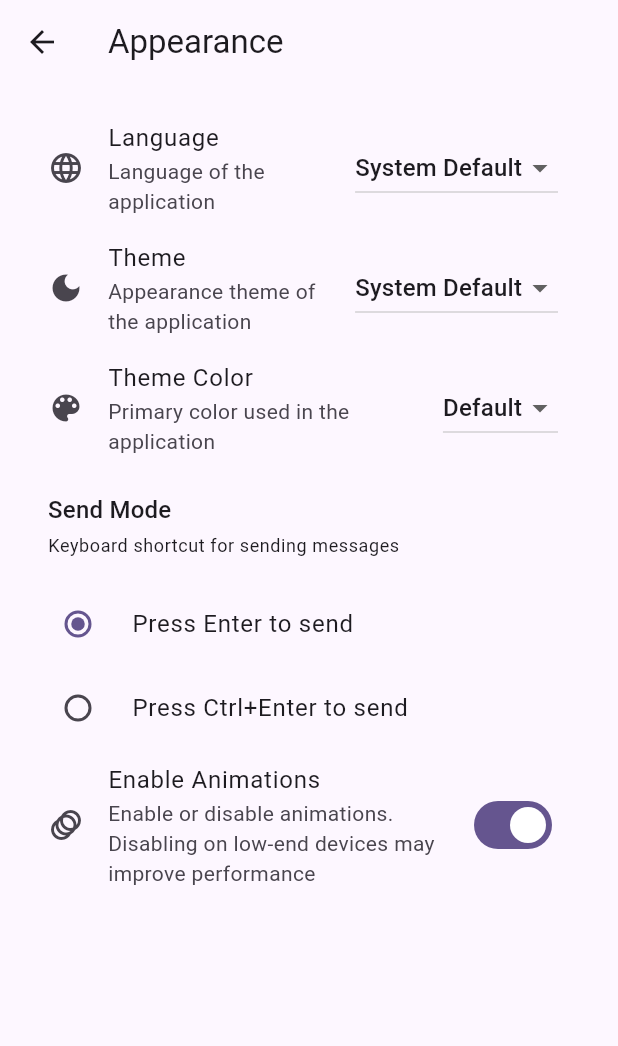
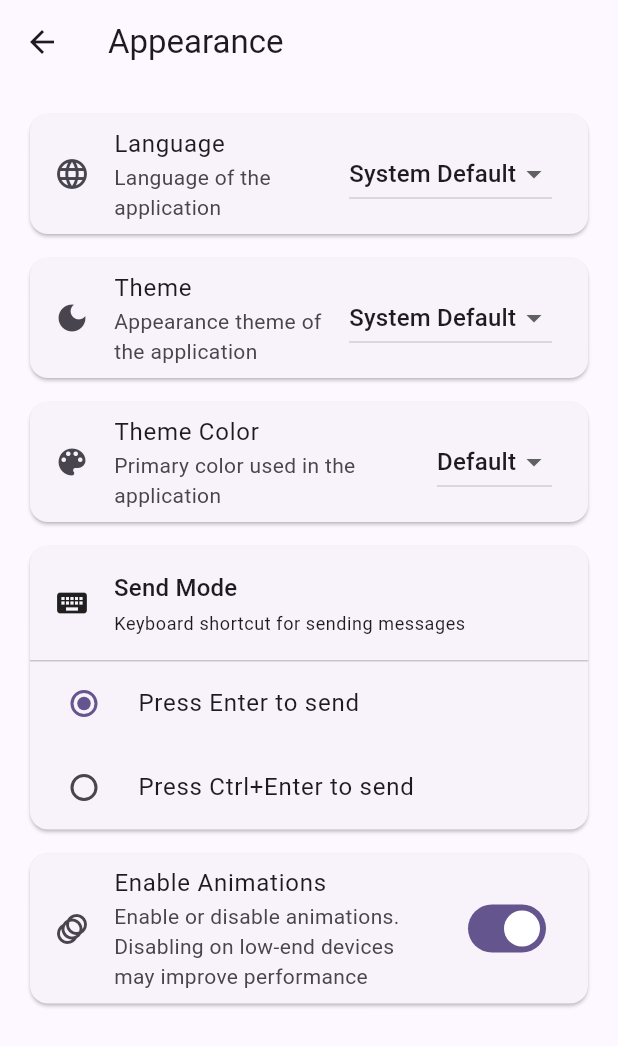
Before and after one commit to ILoveScratch2/TouchFish-Client, a Flutter app: the SettingsScreen screen opened by its route, after a tap on "Appearance", on a phone screen of 412 x 824 dp. Shown: the top 1046 px of the screen. Run offline on Flutter 3.47's test engine with Material 3 defaults, Android fonts, the phone set to English and light mode, and no system bars; our stand-ins replace material_symbols_icons, shared_preferences; missing offline and left inert: window_manager; accounts and stored records are empty.

Commit message:
fix(settings): 优化界面

```diff
--- a/lib/l10n/app_en.arb
+++ b/lib/l10n/app_en.arb
@@ -73,6 +73,7 @@
   "settingsNotificationSoundDesc": "Play sound for in-app notifications",
 
   "settingsChatNotificationsTitle": "Chat Notifications",
+  "settingsChatNotificationsDesc": "Configure notification settings for private and group chats",
   "settingsPrivateChatTitle": "Private Chat Notifications",
   "settingsGroupChatTitle": "Group Chat Notifications",
 
--- a/lib/l10n/app_localizations.dart
+++ b/lib/l10n/app_localizations.dart
@@ -404,6 +404,12 @@ abstract class AppLocalizations {
   /// **'Chat Notifications'**
   String get settingsChatNotificationsTitle;
 
+  /// No description provided for @settingsChatNotificationsDesc.
+  ///
+  /// In en, this message translates to:
+  /// **'Configure notification settings for private and group chats'**
+  String get settingsChatNotificationsDesc;
+
   /// No description provided for @settingsPrivateChatTitle.
   ///
   /// In en, this message translates to:
--- a/lib/l10n/app_localizations_en.dart
+++ b/lib/l10n/app_localizations_en.dart
@@ -169,6 +169,10 @@ class AppLocalizationsEn extends AppLocalizations {
   String get settingsChatNotificationsTitle => 'Chat Notifications';
 
   @override
+  String get settingsChatNotificationsDesc =>
+      'Configure notification settings for private and group chats';
+
+  @override
   String get settingsPrivateChatTitle => 'Private Chat Notifications';
 
   @override
--- a/lib/l10n/app_localizations_zh.dart
+++ b/lib/l10n/app_localizations_zh.dart
@@ -163,6 +163,9 @@ class AppLocalizationsZh extends AppLocalizations {
   String get settingsChatNotificationsTitle => '对话通知';
 
   @override
+  String get settingsChatNotificationsDesc => '配置私聊和群组的通知设置';
+
+  @override
   String get settingsPrivateChatTitle => '私聊通知';
 
   @override
--- a/lib/l10n/app_zh.arb
+++ b/lib/l10n/app_zh.arb
@@ -64,6 +64,7 @@
   "settingsNotificationSoundDesc": "应用内通知时播放声音",
 
   "settingsChatNotificationsTitle": "对话通知",
+  "settingsChatNotificationsDesc": "配置私聊和群组的通知设置",
   "settingsPrivateChatTitle": "私聊通知",
   "settingsGroupChatTitle": "群组通知",
 
--- a/lib/models/settings_model.dart
+++ b/lib/models/settings_model.dart
@@ -160,6 +160,15 @@ class SettingsData {
           icon: Icons.volume_up,
         ),
         SettingItem(
+          key: 'chatNotifications',
+          titleKey: 'settingsChatNotificationsTitle',
+          descriptionKey: 'settingsChatNotificationsDesc',
+          type: SettingType.dropdown,
+          defaultValue: 'both',
+          icon: Icons.chat,
+          options: [],
+          subItems: [
+            SettingItem(
               key: 'privateChat',
               titleKey: 'settingsPrivateChatTitle',
               descriptionKey: null,
@@ -174,6 +183,8 @@ class SettingsData {
               type: SettingType.switchSetting,
               defaultValue: true,
               icon: Icons.group,
+            ),
+          ],
         ),
       ],
     ),
--- a/lib/screens/settings_screen.dart
+++ b/lib/screens/settings_screen.dart
@@ -10,14 +10,26 @@ class SettingsScreen extends StatefulWidget {
   State<SettingsScreen> createState() => _SettingsScreenState();
 }
 
-class _SettingsScreenState extends State<SettingsScreen> {
+class _SettingsScreenState extends State<SettingsScreen> with TickerProviderStateMixin {
   final _settingsService = SettingsService.instance;
   SettingCategory? _selectedCategory;
+  late AnimationController _categoryAnimationController;
 
   @override
   void initState() {
     super.initState();
     _settingsService.init();
+
+    _categoryAnimationController = AnimationController(
+      duration: const Duration(milliseconds: 300),
+      vsync: this,
+    );
+  }
+
+  @override
+  void dispose() {
+    _categoryAnimationController.dispose();
+    super.dispose();
   }
 
   @override
@@ -68,20 +80,57 @@ class _SettingsScreenState extends State<SettingsScreen> {
         ),
         const VerticalDivider(width: 1),
         Expanded(
+          child: ListenableBuilder(
+            listenable: _settingsService,
+            builder: (context, _) {
+              final enableAnimations = _settingsService.getValue<bool>(
+                'enableAnimations',
+                true,
+              );
+
+              return AnimatedSwitcher(
+                duration: Duration(milliseconds: enableAnimations ? 300 : 0),
+                switchInCurve: Curves.easeInOut,
+                switchOutCurve: Curves.easeInOut,
+                transitionBuilder: (child, animation) {
+                  if (!enableAnimations) return child;
+                  return FadeTransition(
+                    opacity: animation,
+                    child: SlideTransition(
+                      position: Tween<Offset>(
+                        begin: const Offset(0.05, 0),
+                        end: Offset.zero,
+                      ).animate(animation),
+                      child: child,
+                    ),
+                  );
+                },
                 child: _selectedCategory == null
                     ? _buildEmptyState(context)
                     : _buildSettingsContent(context, _selectedCategory!),
+              );
+            },
+          ),
         ),
       ],
     );
   }
 
   Widget _buildNarrowLayout(BuildContext context) {
+    return ListenableBuilder(
+      listenable: _settingsService,
+      builder: (context, _) {
+        final enableAnimations = _settingsService.getValue<bool>(
+          'enableAnimations',
+          true,
+        );
+
         return AnimatedSwitcher(
-      duration: const Duration(milliseconds: 300),
+          duration: Duration(milliseconds: enableAnimations ? 300 : 0),
           switchInCurve: Curves.easeInOut,
           switchOutCurve: Curves.easeInOut,
           transitionBuilder: (child, animation) {
+            if (!enableAnimations) return child;
             return SlideTransition(
               position: Tween<Offset>(
                 begin: const Offset(1.0, 0.0),
@@ -93,6 +142,8 @@ class _SettingsScreenState extends State<SettingsScreen> {
           child: _selectedCategory == null
               ? _buildCategoryList(context, isWideLayout: false)
               : _buildSettingsContent(context, _selectedCategory!),
+        );
+      },
     );
   }
 
@@ -176,7 +227,10 @@ class _SettingsScreenState extends State<SettingsScreen> {
           item.defaultValue as bool,
         );
 
-        return SwitchListTile(
+        return Padding(
+          padding: const EdgeInsets.only(bottom: 8.0),
+          child: Card(
+            child: SwitchListTile(
               secondary: item.icon != null ? Icon(item.icon) : null,
               title: Text(_getSettingTitle(l10n, item.titleKey)),
               subtitle: item.descriptionKey != null
@@ -186,6 +240,8 @@ class _SettingsScreenState extends State<SettingsScreen> {
               onChanged: (newValue) {
                 _settingsService.setValue(item.key, newValue);
               },
+            ),
+          ),
         );
       },
     );
@@ -196,15 +252,41 @@ class _SettingsScreenState extends State<SettingsScreen> {
     return ListenableBuilder(
       listenable: _settingsService,
       builder: (context, _) {
+        if (item.subItems != null && item.options!.isEmpty) {
+          return Padding(
+            padding: const EdgeInsets.only(bottom: 8.0),
+            child: Card(
+              child: Column(
+                crossAxisAlignment: CrossAxisAlignment.start,
+                children: [
+                  ListTile(
+                    leading: item.icon != null ? Icon(item.icon) : null,
+                    title: Text(_getSettingTitle(l10n, item.titleKey)),
+                    subtitle: item.descriptionKey != null
+                        ? Text(_getSettingTitle(l10n, item.descriptionKey!))
+                        : null,
+                  ),
+                  const Divider(height: 1),
+                  ...item.subItems!.map((subItem) {
+                    return _buildSubSwitchSetting(context, l10n, subItem);
+                  }),
+                ],
+              ),
+            ),
+          );
+        }
         final value = _settingsService.getValue<String>(
           item.key,
           item.defaultValue as String,
         );
 
-        return Column(
+        return Padding(
+          padding: const EdgeInsets.only(bottom: 8.0),
+          child: Column(
             crossAxisAlignment: CrossAxisAlignment.start,
             children: [
-            ListTile(
+              Card(
+                child: ListTile(
                   leading: item.icon != null ? Icon(item.icon) : null,
                   title: Text(_getSettingTitle(l10n, item.titleKey)),
                   subtitle: item.descriptionKey != null
@@ -225,9 +307,10 @@ class _SettingsScreenState extends State<SettingsScreen> {
                     },
                   ),
                 ),
+              ),
               if (item.subItems != null)
                 Padding(
-                padding: const EdgeInsets.only(left: 32.0),
+                  padding: const EdgeInsets.only(left: 16.0, top: 8.0),
                   child: Column(
                     children: item.subItems!
                         .map((subItem) => _buildSettingItem(context, subItem))
@@ -235,6 +318,32 @@ class _SettingsScreenState extends State<SettingsScreen> {
                   ),
                 ),
             ],
+          ),
+        );
+      },
+    );
+  }
+
+  Widget _buildSubSwitchSetting(
+      BuildContext context, AppLocalizations l10n, SettingItem item) {
+    return ListenableBuilder(
+      listenable: _settingsService,
+      builder: (context, _) {
+        final value = _settingsService.getValue<bool>(
+          item.key,
+          item.defaultValue as bool,
+        );
+
+        return SwitchListTile(
+          secondary: item.icon != null ? Icon(item.icon) : null,
+          title: Text(_getSettingTitle(l10n, item.titleKey)),
+          subtitle: item.descriptionKey != null
+              ? Text(_getSettingTitle(l10n, item.descriptionKey!))
+              : null,
+          value: value,
+          onChanged: (newValue) {
+            _settingsService.setValue(item.key, newValue);
+          },
         );
       },
     );
@@ -250,11 +359,24 @@ class _SettingsScreenState extends State<SettingsScreen> {
           item.defaultValue as String,
         );
 
-        return Column(
+        return Padding(
+          padding: const EdgeInsets.only(bottom: 8.0),
+          child: Card(
+            child: Column(
               crossAxisAlignment: CrossAxisAlignment.start,
               children: [
                 Padding(
                   padding: const EdgeInsets.all(16.0),
+                  child: Column(
+                    crossAxisAlignment: CrossAxisAlignment.start,
+                    children: [
+                      Row(
+                        children: [
+                          if (item.icon != null) ...[
+                            Icon(item.icon),
+                            const SizedBox(width: 16),
+                          ],
+                          Expanded(
                             child: Column(
                               crossAxisAlignment: CrossAxisAlignment.start,
                               children: [
@@ -273,6 +395,12 @@ class _SettingsScreenState extends State<SettingsScreen> {
                               ],
                             ),
                           ),
+                        ],
+                      ),
+                    ],
+                  ),
+                ),
+                const Divider(height: 1),
                 ...item.options!.map((option) {
                   return RadioListTile<String>(
                     title: Text(_getSettingTitle(l10n, option.labelKey)),
@@ -288,6 +416,8 @@ class _SettingsScreenState extends State<SettingsScreen> {
                   );
                 }),
               ],
+            ),
+          ),
         );
       },
     );
@@ -295,13 +425,18 @@ class _SettingsScreenState extends State<SettingsScreen> {
 
   Widget _buildNavigationSetting(
       BuildContext context, AppLocalizations l10n, SettingItem item) {
-    return ListTile(
+    return Padding(
+      padding: const EdgeInsets.only(bottom: 8.0),
+      child: Card(
+        child: ListTile(
           leading: item.icon != null ? Icon(item.icon) : null,
           title: Text(_getSettingTitle(l10n, item.titleKey)),
           trailing: const Icon(Icons.chevron_right),
           onTap: () {
             // 没写完
           },
+        ),
+      ),
     );
   }
 
@@ -391,6 +526,8 @@ class _SettingsScreenState extends State<SettingsScreen> {
         return l10n.settingsNotificationSoundDesc;
       case 'settingsChatNotificationsTitle':
         return l10n.settingsChatNotificationsTitle;
+      case 'settingsChatNotificationsDesc':
+        return l10n.settingsChatNotificationsDesc;
       case 'settingsPrivateChatTitle':
         return l10n.settingsPrivateChatTitle;
       case 'settingsGroupChatTitle':
```
Lines whose indentation alone changed are shown as unchanged.
